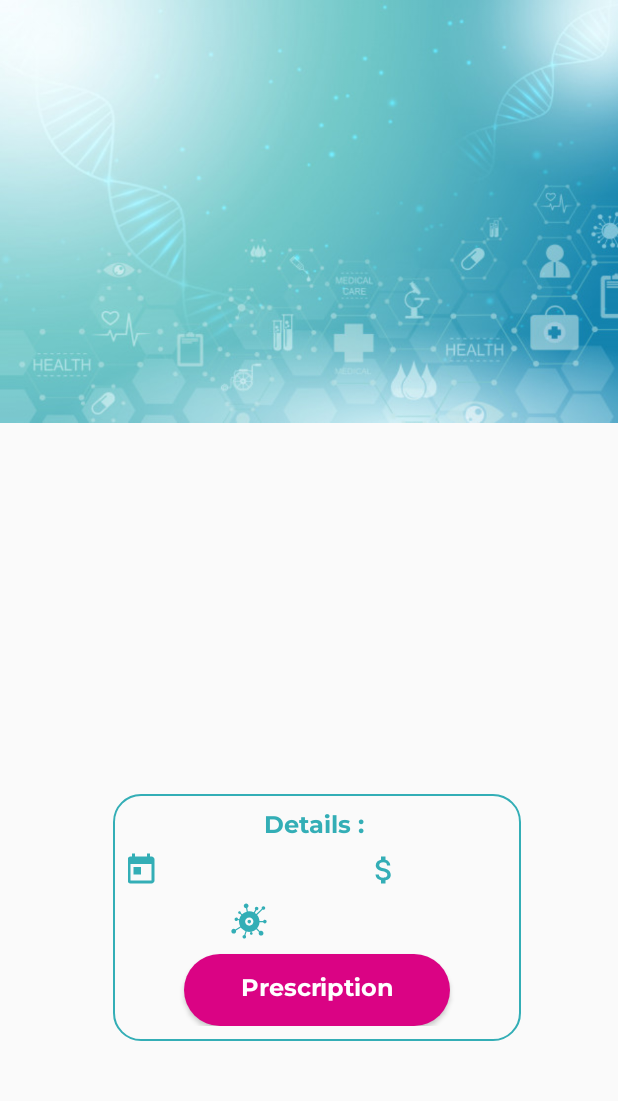
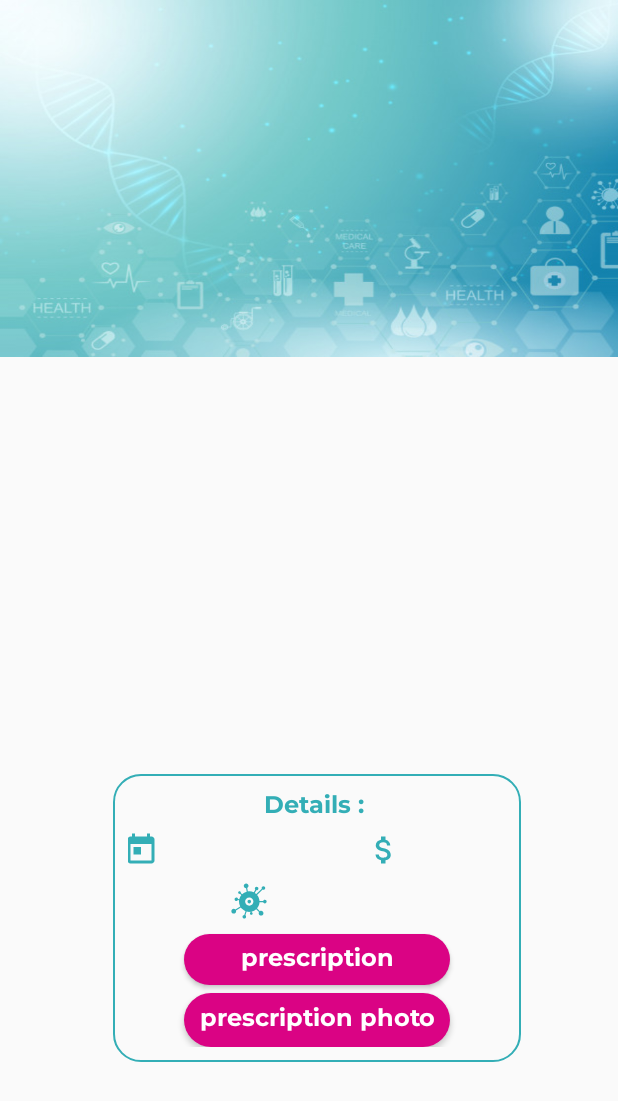
Before and after one commit to nikhilmantri99/SilverCity-Hospital-Healthcare-App, an Android app: the ConsultationInfoActivity screen opened directly, with no data from a screen before it, on a phone screen of 412 x 824 dp. Shown: the top 1101 px of the screen. Run offline under Robolectric (Android 15) with nearby library versions, the phone set to English and light mode, and no system bars; our stand-ins replace CircleImageView, Firebase (no records; nobody signed in at launch, a user with empty details on screens opened directly), Picasso; libraries missing offline, so code that uses them is left out: cn.pedant; pictures from the network do not load.

Commit message:
prescription photo button enabled. will now be displayed in a seperate activity

```diff
--- a/app/src/main/AndroidManifest.xml
+++ b/app/src/main/AndroidManifest.xml
@@ -79,6 +79,7 @@
                 <category android:name="android.intent.category.LAUNCHER" />
             </intent-filter>
         </activity>
+        <activity android:name=".DisplayPrescriptionPhoto" />
 
         <meta-data
             android:name="preloaded_fonts"
--- a/app/src/main/res/layout/activity_consultation_info.xml
+++ b/app/src/main/res/layout/activity_consultation_info.xml
@@ -10,7 +10,7 @@
     <ImageView
         android:id="@+id/imageView3"
         android:layout_width="wrap_content"
-        android:layout_height="282dp"
+        android:layout_height="238dp"
         android:background="@drawable/consultationbackground" />
 
     <de.hdodenhof.circleimageview.CircleImageView
@@ -18,7 +18,7 @@
         android:layout_width="124dp"
         android:layout_height="97dp"
         android:layout_gravity="center"
-        android:layout_marginBottom="10dp"
+        android:layout_marginBottom="25dp"
         app:civ_border_color="#FFFFFF"
         app:civ_border_width="2dp" />
 
@@ -114,31 +114,28 @@
         <Button
             android:id="@+id/button4"
             android:layout_width="177dp"
-            android:layout_height="wrap_content"
+            android:layout_height="34dp"
             android:layout_gravity="center"
             android:background="@drawable/custombutton"
             android:fontFamily="@font/montserrat_bold"
             android:onClick="prescription"
-            android:text="Prescription"
+            android:text="prescription"
             android:textAllCaps="false"
             android:textColor="#FFF"
             android:textSize="16sp" />
-<!--        <Button-->
-<!--            android:id="@+id/button_download_prescription"-->
-<!--            android:layout_width="177dp"-->
-<!--            android:layout_height="wrap_content"-->
-<!--            android:layout_gravity="center"-->
-<!--            android:background="@drawable/custombutton"-->
-<!--            android:fontFamily="@font/montserrat_bold"-->
-<!--            android:onClick="prescription"-->
-<!--            android:text="View prescription photo"-->
-<!--            android:textAllCaps="false"-->
-<!--            android:textColor="#FFF"-->
-<!--            android:textSize="16sp" />-->
 
-
+        <Button
+            android:id="@+id/button_download_prescription1"
+            android:layout_marginTop="5dp"
+            android:layout_width="177dp"
+            android:layout_height="36dp"
+            android:layout_gravity="center"
+            android:background="@drawable/custombutton"
+            android:fontFamily="@font/montserrat_bold"
+            android:onClick="display_prescription_photo"
+            android:text="prescription photo"
+            android:textAllCaps="false"
+            android:textColor="#FFF"
+            android:textSize="16sp" />
     </LinearLayout>
-
-
-
 </FrameLayout>
```
Also changed, not shown: app/src/main/java/com/example/SilverCity/ConsultationInfoActivity.java (+18 -2 lines), app/src/main/java/com/example/SilverCity/DisplayPrescriptionPhoto.java (added, +51 -0 lines), app/src/main/res/layout/activity_display_prescription_photo.xml (added, +12 -0 lines).
